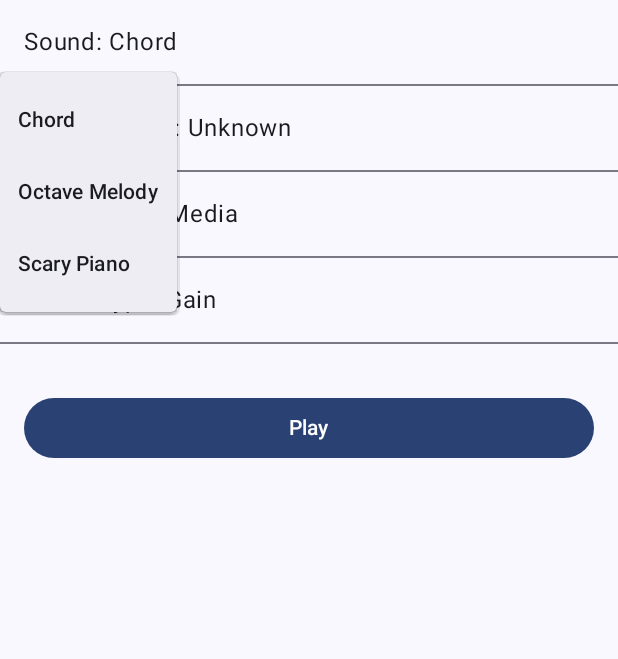
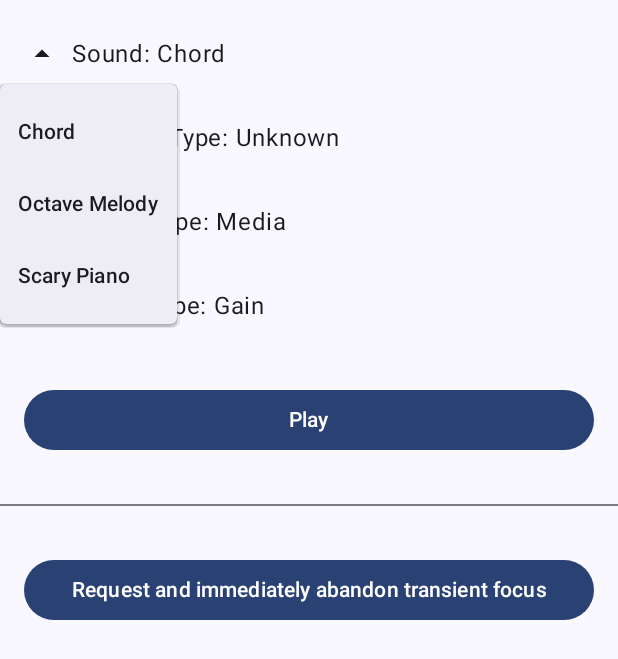
Before and after one commit to mchowning/audio-interruption-app, an Android app built with Jetpack Compose: the screen it shows after launch (MainActivity), after a tap on an icon or button, on a phone screen of 412 x 824 dp. Shown: the top 659 px of the screen. Run offline under Robolectric (Android 15) with nearby library versions, the phone set to English and light mode, and no system bars.

Commit message:
Add focus grab/release button

```diff
--- a/app/src/main/java/com/mattchowning/testapplication/MainActivity.kt
+++ b/app/src/main/java/com/mattchowning/testapplication/MainActivity.kt
@@ -12,13 +12,19 @@ import androidx.compose.foundation.clickable
 import androidx.compose.foundation.layout.Arrangement
 import androidx.compose.foundation.layout.Box
 import androidx.compose.foundation.layout.Column
+import androidx.compose.foundation.layout.Row
+import androidx.compose.foundation.layout.Spacer
 import androidx.compose.foundation.layout.fillMaxSize
 import androidx.compose.foundation.layout.fillMaxWidth
 import androidx.compose.foundation.layout.padding
+import androidx.compose.foundation.layout.width
+import androidx.compose.foundation.rememberScrollState
+import androidx.compose.foundation.verticalScroll
 import androidx.compose.material3.Button
 import androidx.compose.material3.Divider
 import androidx.compose.material3.DropdownMenu
 import androidx.compose.material3.DropdownMenuItem
+import androidx.compose.material3.Icon
 import androidx.compose.material3.MaterialTheme
 import androidx.compose.material3.Surface
 import androidx.compose.material3.Text
@@ -32,6 +38,8 @@ import androidx.compose.runtime.getValue
 import androidx.compose.runtime.saveable.rememberSaveable
 import androidx.compose.runtime.setValue
 import androidx.compose.ui.platform.LocalContext
+import androidx.compose.ui.res.painterResource
+import androidx.compose.ui.text.style.TextAlign
 import androidx.compose.ui.unit.dp
 
 class MainActivity : ComponentActivity() {
@@ -50,7 +58,9 @@ class MainActivity : ComponentActivity() {
                 ) {
                     Column(
                         verticalArrangement = Arrangement.spacedBy(16.dp),
-                        modifier = Modifier.padding(vertical = 16.dp)
+                        modifier = Modifier
+                            .padding(vertical = 16.dp)
+                            .verticalScroll(rememberScrollState())
                     ) {
 
                         var selectedSound by rememberSaveable { mutableStateOf(sounds.first()) }
@@ -60,7 +70,6 @@ class MainActivity : ComponentActivity() {
                             selected = selectedSound,
                             onChange = { selectedSound = it }
                         )
-                        Divider()
 
                         var selectedContentType by rememberSaveable { mutableStateOf(contentTypes.first()) }
                         Selector(
@@ -69,7 +78,6 @@ class MainActivity : ComponentActivity() {
                             selected = selectedContentType,
                             onChange = { selectedContentType = it },
                         )
-                        Divider()
 
                         var selectedUsageType by rememberSaveable { mutableStateOf(usageTypes.first()) }
                         Selector(
@@ -78,7 +86,6 @@ class MainActivity : ComponentActivity() {
                             selected = selectedUsageType,
                             onChange = { selectedUsageType = it },
                         )
-                        Divider()
 
                         var selectedFocusType by rememberSaveable { mutableStateOf(focusTypes.first()) }
                         Selector(
@@ -87,7 +94,6 @@ class MainActivity : ComponentActivity() {
                             selected = selectedFocusType,
                             onChange = { selectedFocusType = it },
                         )
-                        Divider()
 
                         val currentContext = LocalContext.current
                         Button(
@@ -131,6 +137,25 @@ class MainActivity : ComponentActivity() {
                         ) {
                             Text("Play")
                         }
+
+                        Divider()
+
+                        Button(
+                            onClick = {
+                                val audioFocusRequest = AudioFocusRequest.Builder(AudioManager.AUDIOFOCUS_GAIN_TRANSIENT).build()
+                                audioManager.requestAudioFocus(audioFocusRequest)
+                                audioManager.abandonAudioFocusRequest(audioFocusRequest)
+                            },
+                            modifier = Modifier
+                                .fillMaxWidth()
+                                .padding(16.dp)
+                        ) {
+                            Text(
+                                text = "Request and immediately abandon transient focus",
+                                textAlign = TextAlign.Center
+                            )
+                        }
+
                     }
                 }
             }
@@ -147,13 +172,23 @@ class MainActivity : ComponentActivity() {
 
         var expanded by remember { mutableStateOf(false) }
         Box {
-            Text(
-                text = "$name: ${selected.first}",
+            Row(
                 modifier = Modifier
                     .fillMaxWidth()
                     .clickable { expanded = true }
-                    .padding(horizontal = 16.dp)
-            )
+                    .padding(horizontal = 16.dp, vertical = 8.dp)
+            ) {
+                Icon(
+                    painter = painterResource(if (expanded) {
+                        R.drawable.baseline_arrow_drop_up_24
+                    } else {
+                        R.drawable.baseline_arrow_drop_down_24
+                    }),
+                    contentDescription = null
+                )
+                Spacer(modifier = Modifier.width(8.dp))
+                Text("$name: ${selected.first}")
+            }
             DropdownMenu(
                 expanded = expanded,
                 onDismissRequest = { expanded = false },
--- /dev/null
+++ b/app/src/main/res/drawable/baseline_arrow_drop_down_24.xml
@@ -0,0 +1,5 @@
+<vector android:height="24dp" android:tint="#000000"
+    android:viewportHeight="24" android:viewportWidth="24"
+    android:width="24dp" xmlns:android="http://schemas.android.com/apk/res/android">
+    <path android:fillColor="@android:color/white" android:pathData="M7,10l5,5 5,-5z"/>
+</vector>
--- /dev/null
+++ b/app/src/main/res/drawable/baseline_arrow_drop_up_24.xml
@@ -0,0 +1,5 @@
+<vector android:height="24dp" android:tint="#000000"
+    android:viewportHeight="24" android:viewportWidth="24"
+    android:width="24dp" xmlns:android="http://schemas.android.com/apk/res/android">
+    <path android:fillColor="@android:color/white" android:pathData="M7,14l5,-5 5,5z"/>
+</vector>
--- a/build.gradle
+++ b/build.gradle
@@ -1,6 +1,6 @@
 // Top-level build file where you can add configuration options common to all sub-projects/modules.
 plugins {
-    id 'com.android.application' version '8.0.0-beta01' apply false
-    id 'com.android.library' version '8.0.0-beta01' apply false
+    id 'com.android.application' version '8.0.0-beta02' apply false
+    id 'com.android.library' version '8.0.0-beta02' apply false
     id 'org.jetbrains.kotlin.android' version '1.7.20' apply false
 }
```
Also changed, not shown: gradle/wrapper/gradle-wrapper.properties.
